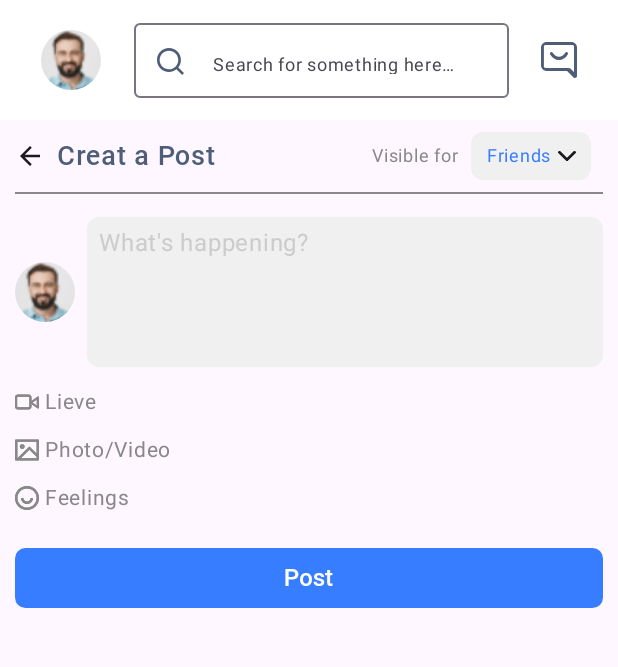
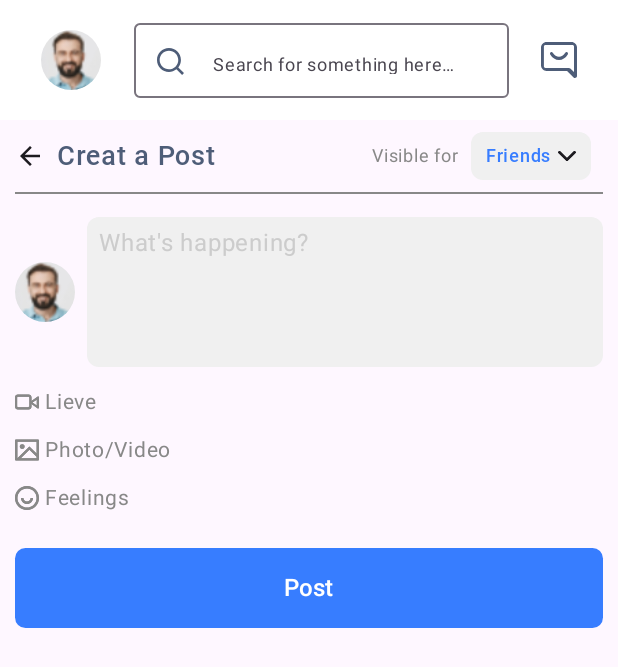
Before and after one commit to saif-uddin-shrabon/Meetmax, an Android app built with Jetpack Compose: the MainScreen screen opened through its navigation route, after a tap on "What's happening?", on a phone screen of 412 x 824 dp. Shown: the top 667 px of the screen. Run offline under Robolectric (Android 15) with nearby library versions, the phone set to English and light mode, and no system bars; our stand-ins replace Dagger/Hilt's generated code, Firebase (no records; nobody signed in at launch, a user with empty details on screens opened directly), livedata-compose; pictures from the network do not load.

Commit message:
Creat Post Functionality

```diff
--- a/app/src/main/java/com/lilab/meetmax/Pages/AppComponent/MainActivity.kt
+++ b/app/src/main/java/com/lilab/meetmax/Pages/AppComponent/MainActivity.kt
@@ -9,6 +9,7 @@ import androidx.navigation.compose.rememberNavController
 import com.lilab.meetmax.Pages.Navigation.Destination
 import com.lilab.meetmax.Pages.Navigation.MainNavigation
 import com.lilab.meetmax.ViewModel.AuthViewModel
+import com.lilab.meetmax.ViewModel.PostViewModel
 import com.lilab.meetmax.ui.theme.MeetmaxTheme
 import dagger.hilt.android.AndroidEntryPoint
 
@@ -19,11 +20,12 @@ class MainActivity : ComponentActivity() {
     override fun onCreate(savedInstanceState: Bundle?) {
         super.onCreate(savedInstanceState)
         val authViewModel: AuthViewModel by viewModels()
+        val postViewModel: PostViewModel by viewModels()
         setContent {
            MeetmaxTheme {
                Surface {
                    val navController = rememberNavController()
-                   MainNavigation(authViewModel = authViewModel, navController = navController, startDestination = Destination.Login )
+                   MainNavigation(authViewModel = authViewModel, postViewModel = postViewModel, navController = navController, startDestination = Destination.Login )
                }
            }
 
--- a/app/src/main/java/com/lilab/meetmax/Pages/AppComponent/PostItem.kt
+++ b/app/src/main/java/com/lilab/meetmax/Pages/AppComponent/PostItem.kt
@@ -1,5 +1,6 @@
 package com.lilab.meetmax.Pages.AppComponent
 
+import android.net.Uri
 import androidx.compose.foundation.Image
 import androidx.compose.foundation.background
 import androidx.compose.foundation.layout.Arrangement
@@ -34,11 +35,12 @@ import androidx.compose.ui.text.font.FontFamily
 import androidx.compose.ui.text.font.FontWeight
 import androidx.compose.ui.unit.dp
 import androidx.compose.ui.unit.sp
+import coil.compose.rememberAsyncImagePainter
 import com.lilab.meetmax.R
 import com.lilab.meetmax.ui.theme.LightColorScheme
 
 @Composable
-fun PostItem() {
+fun PostItem(content: String, image: String?) {
          Surface(
                 modifier = Modifier
                     .fillMaxWidth()
@@ -52,7 +54,7 @@ fun PostItem() {
              ) {
 
                  UserDetails()
-                 PostContetnt()
+                 PostContetnt(content = content, Image = image)
                  ReactionsSection()
                  ActionPerpormer()
                  Comments()
@@ -111,12 +113,14 @@ fun UserDetails(){
 }
 
 @Composable
-private fun PostContetnt() {
+private fun PostContetnt( content : String, Image: String?) {
 
     Spacer(modifier = Modifier.height(4.dp))
+    val imageUri = Uri.parse(Image)
 
     Text(
-        text = "If you think adventure is dangerous, try routine, it’s lethal Paulo Coelho! Good morning all friends.",
+       // text = "If you think adventure is dangerous, try routine, it’s lethal Paulo Coelho! Good morning all friends.",
+       text = content,
         fontFamily = FontFamily(Font(R.font.robotoregular, FontWeight.Normal)),
         fontSize = 14.sp,
         color = LightColorScheme.tertiary
@@ -125,7 +129,7 @@ private fun PostContetnt() {
     Spacer(modifier = Modifier.height(8.dp))
 
     Image(
-        painter = painterResource(id = R.drawable.profile),
+        painter = rememberAsyncImagePainter(imageUri),
         contentDescription = "profile",
 
         modifier = Modifier
@@ -331,5 +335,5 @@ fun Comments(){
 @Preview(showBackground = true, heightDp = 640, widthDp = 360)
 @Composable
 fun PostItemPreview() {
-    PostItem()
+    //PostItem()
 }
--- a/app/src/main/java/com/lilab/meetmax/Pages/MainPages/CreatPost.kt
+++ b/app/src/main/java/com/lilab/meetmax/Pages/MainPages/CreatPost.kt
@@ -1,9 +1,11 @@
 package com.lilab.meetmax.Pages.MainPages
 
 import android.net.Uri
+import android.util.Log
 import android.widget.Toast
 import androidx.activity.compose.rememberLauncherForActivityResult
 import androidx.activity.result.contract.ActivityResultContracts
+import androidx.compose.animation.AnimatedVisibility
 import androidx.compose.foundation.Image
 import androidx.compose.foundation.background
 import androidx.compose.foundation.clickable
@@ -23,6 +25,9 @@ import androidx.compose.foundation.shape.CircleShape
 import androidx.compose.foundation.shape.RoundedCornerShape
 import androidx.compose.foundation.text.BasicTextField
 import androidx.compose.foundation.verticalScroll
+import androidx.compose.material3.Button
+import androidx.compose.material3.ButtonDefaults
+import androidx.compose.material3.CircularProgressIndicator
 import androidx.compose.material3.Divider
 import androidx.compose.material3.Icon
 import androidx.compose.material3.Surface
@@ -47,16 +52,17 @@ import androidx.compose.ui.unit.sp
 import androidx.navigation.NavHostController
 import androidx.navigation.compose.rememberNavController
 import com.lilab.meetmax.Pages.AppComponent.BasicTextFiledWithHint
-import com.lilab.meetmax.Pages.AppComponent.CustomButton
 import com.lilab.meetmax.Pages.AppComponent.MediaSelector
 import com.lilab.meetmax.Pages.AppComponent.ToolbarSection
 import com.lilab.meetmax.Pages.Navigation.Destination
 import com.lilab.meetmax.R
+import com.lilab.meetmax.ViewModel.PostViewModel
+import com.lilab.meetmax.services.model.PostData
 import com.lilab.meetmax.services.utils.PermissionManager
 import com.lilab.meetmax.ui.theme.LightColorScheme
 
 @Composable
-fun CreatPost(navHostController: NavHostController) {
+fun CreatPost(navHostController: NavHostController,postViewModel: PostViewModel) {
 
 
 
@@ -72,13 +78,17 @@ fun CreatPost(navHostController: NavHostController) {
        ) {
            ToolbarSection()
 
-           CreatePostScreen(navHostController)
+           CreatePostScreen(navHostController,postViewModel)
        }
     }
 }
 
 @Composable
-fun CreatePostScreen(navHostController: NavHostController){
+fun CreatePostScreen(navHostController: NavHostController,postViewModel: PostViewModel){
+
+    var textValue by remember { mutableStateOf("") }
+    var imageUri by remember { mutableStateOf<Uri?>(null) }
+    var isLoading by remember { mutableStateOf(false) }
 
 
      Column(
@@ -95,14 +105,51 @@ fun CreatePostScreen(navHostController: NavHostController){
                  modifier = Modifier.fillMaxWidth()
              )
             Spacer(modifier = Modifier.height(15.dp))
-            PostContent()
+            PostContent(textValue = textValue, onTextChager = { textValue = it })
             Spacer(modifier = Modifier.height(8.dp))
-            ActionPerformer()
+            ActionPerformer(imageUri = imageUri, onImageSelected = { imageUri = it })
            Spacer(modifier = Modifier.height(18.dp) )
-           CustomButton(
-                text = "Post",
-                onClick = {},
-           )
+
+           AnimatedVisibility(!isLoading) {
+             Button(
+                 modifier = Modifier
+                     .fillMaxWidth()
+                     .height(53.dp),
+                 shape = RoundedCornerShape(7.dp),
+                 colors = ButtonDefaults.buttonColors(
+                     containerColor = LightColorScheme.primary,
+                     contentColor = Color.White
+                 ),
+                 onClick = {
+                     Log.d("PostIMG", imageUri.toString())
+                     postViewModel.uploadPost(textValue, imageUri.toString())
+
+                     // Clearing the text and image after post
+                        textValue = ""
+                        imageUri = null
+                     navHostController.navigate(Destination.MainScreen) {
+                         popUpTo(Destination.MainScreen) {
+                             inclusive = true
+                         }
+                     }
+                 },
+             ) {
+                 Text(
+                     modifier = Modifier.padding(vertical = 5.dp),
+                     text = "Post",
+                     fontSize = 16.sp
+                 )
+             }
+
+         }
+
+         if (isLoading) {
+             Spacer(modifier = Modifier.height(5.dp))
+             CircularProgressIndicator(
+                 modifier = Modifier.align(Alignment.CenterHorizontally),
+                 color = Color.Black,
+             )
+         }
 
      }
 
@@ -110,6 +157,7 @@ fun CreatePostScreen(navHostController: NavHostController){
 
 @Composable
 fun HeadingSectionOfCreatPost(navHostController: NavHostController){
+
 
     Row (
         modifier = Modifier
@@ -164,6 +212,7 @@ fun HeadingSectionOfCreatPost(navHostController: NavHostController){
                 Text(
                     text = "Friends",
                     fontSize = 12.sp,
+                    fontFamily = FontFamily(Font(R.font.rmedium, FontWeight.Medium)),
                     color = LightColorScheme.secondary,
                 )
                 Spacer(modifier = Modifier.width(4.dp))
@@ -185,9 +234,10 @@ fun HeadingSectionOfCreatPost(navHostController: NavHostController){
 
 
 @Composable
-fun PostContent(){
+fun PostContent(textValue: String, onTextChager: (String) -> Unit = {}){
     var isEnabled by remember { mutableStateOf(false) }
-    var textValue by remember { mutableStateOf("") }
+
+
     Row(
         verticalAlignment = Alignment.CenterVertically,
         modifier = Modifier
@@ -212,7 +262,7 @@ fun PostContent(){
             hint = "What's happening?",
             value = textValue,
             onValueChange = {
-                textValue = it
+                onTextChager(it)
                 isEnabled = true
             },
 
@@ -227,16 +277,18 @@ fun PostContent(){
 
 
 @Composable
-fun ActionPerformer(){
+fun ActionPerformer(
+    imageUri: Uri?,
+    onImageSelected: (Uri?) -> Unit){
+    val videoUri: Uri? = null
 
 
     val context = LocalContext.current
 
-    var imageUri by remember { mutableStateOf<Uri?>(null) }
-    var videoUri by remember { mutableStateOf<Uri?>(null) }
-
     val permissions = PermissionManager.getPermissionRequest()
-    val launcher = rememberLauncherForActivityResult(ActivityResultContracts.GetContent()) { uri: Uri? -> imageUri = uri }
+    val launcher = rememberLauncherForActivityResult(ActivityResultContracts.GetContent()) {
+        onImageSelected(it)
+    }
     val permissionLauncher = rememberLauncherForActivityResult(ActivityResultContracts.RequestMultiplePermissions()) { permission ->
         val allGranted = permission.all { it.value }
         if (allGranted) {
@@ -255,7 +307,7 @@ fun ActionPerformer(){
         context = context,
         imageUri = imageUri,
         videoUri = videoUri,
-        onImageSelected = { imageUri = it },
+         onImageSelected = { onImageSelected(it)},
         permissions = permissions,
         imageLauncher = launcher,
         permissionLauncher = permissionLauncher
@@ -274,5 +326,5 @@ fun ActionPerformer(){
 @Composable
 fun CreatPostPreview() {
     val mockNavController = rememberNavController()
-    CreatPost(mockNavController)
+  //  CreatPost(mockNavController, PostViewModel())
 }
--- a/app/src/main/java/com/lilab/meetmax/Pages/MainPages/HomePage.kt
+++ b/app/src/main/java/com/lilab/meetmax/Pages/MainPages/HomePage.kt
@@ -17,6 +17,9 @@ import androidx.compose.material3.OutlinedTextField
 import androidx.compose.material3.Scaffold
 import androidx.compose.material3.Text
 import androidx.compose.runtime.Composable
+import androidx.compose.runtime.LaunchedEffect
+import androidx.compose.runtime.getValue
+import androidx.compose.runtime.livedata.observeAsState
 import androidx.compose.ui.Alignment
 import androidx.compose.ui.Modifier
 import androidx.compose.ui.res.painterResource
@@ -28,17 +31,26 @@ import androidx.compose.ui.unit.sp
 import androidx.navigation.NavController
 import androidx.navigation.NavHostController
 import androidx.navigation.compose.rememberNavController
+import com.lilab.meetmax.Pages.AppComponent.NoPostFound
 import com.lilab.meetmax.Pages.AppComponent.PostItem
 import com.lilab.meetmax.Pages.AppComponent.PostSectionCard
 import com.lilab.meetmax.Pages.AppComponent.StoryComponent
 import com.lilab.meetmax.Pages.AppComponent.ToolbarSection
 import com.lilab.meetmax.R
+import com.lilab.meetmax.ViewModel.PostViewModel
+import com.lilab.meetmax.services.utils.NetworkResult
 import com.lilab.meetmax.ui.theme.LightColorScheme
+import kotlinx.coroutines.launch
 
 @Composable
-fun HomePage(modifier: Modifier = Modifier, navHostController: NavHostController) {
+fun HomePage(modifier: Modifier = Modifier, navHostController: NavHostController, postViewModel: PostViewModel) {
 
-    val state = rememberScrollState()
+
+    // Fetching all posts
+    postViewModel.getAllPosts()
+    val posts by postViewModel.postList.observeAsState()
+
+
    Scaffold {it ->
          Column(
               modifier = modifier
@@ -64,9 +76,21 @@ fun HomePage(modifier: Modifier = Modifier, navHostController: NavHostController
                     }
 
 
-                 items(10) {
-                     PostItem()
-                 }
+
+
+                    items(posts?.size ?: 0) { index ->
+                        if (index == 0 && posts == null) {
+                            NoPostFound()
+                        }else{
+                            posts?.get(index)?.let { it1 ->
+                                PostItem(
+                                    content = it1.content,
+                                    image = posts!![index].image
+                                )
+                            }
+                        }
+
+                    }
              }
 
 
@@ -117,6 +141,6 @@ fun SearchBar(){
 @Composable
 fun HomePagePreview() {
 //
-     val mockNavController = rememberNavController()
-    HomePage(navHostController = mockNavController)
+//     val mockNavController = rememberNavController()
+//     HomePage(navHostController = mockNavController)
 }
--- a/app/src/main/java/com/lilab/meetmax/Pages/MainPages/MainScreen.kt
+++ b/app/src/main/java/com/lilab/meetmax/Pages/MainPages/MainScreen.kt
@@ -32,9 +32,10 @@ import androidx.navigation.compose.rememberNavController
 import com.lilab.meetmax.Pages.AuthPages.LoginPage
 import com.lilab.meetmax.Pages.Navigation.NavItem
 import com.lilab.meetmax.R
+import com.lilab.meetmax.ViewModel.PostViewModel
 
 @Composable
-fun MainScreen(modifier: Modifier = Modifier, navHostController: NavHostController) {
+fun MainScreen(modifier: Modifier = Modifier, navHostController: NavHostController,postViewModel: PostViewModel) {
     val navItems = listOf(
         NavItem("Feed", R.drawable.feed,0),
         NavItem("My Community", R.drawable.community,0),
@@ -96,15 +97,15 @@ fun MainScreen(modifier: Modifier = Modifier, navHostController: NavHostControll
             }
         }
     ) { innerPadding ->
-        ContentScreen(modifier = Modifier.padding(innerPadding),selectedIndex, navHostController = navHostController)
+        ContentScreen(modifier = Modifier.padding(innerPadding),selectedIndex, navHostController = navHostController, postViewModel = postViewModel)
     }
 
 }
 
 @Composable
-fun ContentScreen(modifier: Modifier = Modifier,selectedIndex : Int, navHostController: NavHostController) {
+fun ContentScreen(modifier: Modifier = Modifier,selectedIndex : Int, navHostController: NavHostController, postViewModel: PostViewModel) {
     when (selectedIndex) {
-        0 -> HomePage(navHostController= navHostController)
+        0 -> HomePage(navHostController= navHostController, postViewModel = postViewModel)
         1 -> MyCommunity()
         2 -> Explore()
         3 -> Notifications()
--- a/app/src/main/java/com/lilab/meetmax/Pages/Navigation/MainNavigation.kt
+++ b/app/src/main/java/com/lilab/meetmax/Pages/Navigation/MainNavigation.kt
@@ -13,10 +13,11 @@ import com.lilab.meetmax.Pages.MainPages.CreatPost
 import com.lilab.meetmax.Pages.MainPages.HomePage
 import com.lilab.meetmax.Pages.MainPages.MainScreen
 import com.lilab.meetmax.ViewModel.AuthViewModel
+import com.lilab.meetmax.ViewModel.PostViewModel
 
 
 @Composable
-fun MainNavigation(modifier: Modifier = Modifier, authViewModel: AuthViewModel, navController: NavHostController, startDestination: Destination) {
+fun MainNavigation(modifier: Modifier = Modifier, authViewModel: AuthViewModel,postViewModel: PostViewModel, navController: NavHostController, startDestination: Destination) {
 
     val navController = rememberNavController()
 
@@ -51,16 +52,24 @@ fun MainNavigation(modifier: Modifier = Modifier, authViewModel: AuthViewModel,
 
         composable<Destination.MainScreen>{
             MainScreen(
-                navHostController = navController
+                navHostController = navController,
+                postViewModel = postViewModel
+
             )
         }
 
         composable<Destination.CreatPost>{
-            CreatPost(navController)
+            CreatPost(
+                navController,
+                postViewModel
+            )
         }
 
         composable<Destination.HomePage>{
-            HomePage(navHostController = navController)
+            HomePage(
+                navHostController = navController,
+                postViewModel = postViewModel
+            )
         }
 
 
--- /dev/null
+++ b/app/src/main/java/com/lilab/meetmax/ViewModel/PostViewModel.kt
@@ -0,0 +1,34 @@
+package com.lilab.meetmax.ViewModel
+
+import android.net.Uri
+import androidx.lifecycle.LiveData
+import androidx.lifecycle.ViewModel
+import androidx.lifecycle.viewModelScope
+import com.lilab.meetmax.services.local.MeetLocalDatabase
+import com.lilab.meetmax.services.model.PostData
+import com.lilab.meetmax.services.repository.CreatPostRepository
+import dagger.hilt.android.lifecycle.HiltViewModel
+import kotlinx.coroutines.launch
+import javax.inject.Inject
+
+@HiltViewModel
+class PostViewModel @Inject constructor(
+    private val creatPostRepository: CreatPostRepository
+) : ViewModel(){
+
+    val postList : LiveData<List<PostData>> = creatPostRepository.todoList
+
+    fun uploadPost(content : String, image : String){
+       viewModelScope.launch {
+           creatPostRepository.uploadPost(content, image)
+       }
+    }
+
+    fun getAllPosts(){
+        viewModelScope.launch {
+            creatPostRepository.getAllPosts()
+        }
+    }
+
+
+}
--- a/app/src/main/java/com/lilab/meetmax/services/repository/CreatPostRepository.kt
+++ b/app/src/main/java/com/lilab/meetmax/services/repository/CreatPostRepository.kt
@@ -1,13 +1,34 @@
 package com.lilab.meetmax.services.repository
 
+import android.net.Network
 import android.net.Uri
+import androidx.lifecycle.LiveData
+import androidx.lifecycle.MutableLiveData
+import com.lilab.meetmax.services.local.MeetLocalDatabase
+import com.lilab.meetmax.services.model.PostData
+import com.lilab.meetmax.services.utils.NetworkResult
 import javax.inject.Inject
 
 class CreatPostRepository @Inject constructor(
+  private val meetLocalDatabase: MeetLocalDatabase
+){
 
-){
-    suspend fun uploadPost(content: String, image: Uri?){
-        // upload post to firebase
+    private var _todoList = MutableLiveData<List<PostData>>()
+    val todoList : LiveData<List<PostData>> = _todoList
+
+
+    suspend fun uploadPost(content : String, image : String){
+        meetLocalDatabase.postDao().insertPost(PostData(content = content, image = image))
     }
 
+    fun getAllPosts(){
+        meetLocalDatabase.postDao().getAllPosts().observeForever {
+            _todoList.postValue(it)
+        }
+    }
+
+
+
+
+
 }
--- a/gradle/libs.versions.toml
+++ b/gradle/libs.versions.toml
@@ -16,6 +16,7 @@ lifecycleViewmodelCompose = "2.8.4"
 material3 = "1.2.1"
 materialIconsExtendedAndroid = "1.6.8"
 navigationCompose = "2.8.0-beta05"
+roomCompiler = "2.6.1"
 runtimeLivedata = "1.6.8"
 uiText = "1.6.8"
 googleServices = "4.4.2"
@@ -29,6 +30,9 @@ androidx-lifecycle-livedata-ktx = { module = "androidx.lifecycle:lifecycle-lived
 androidx-lifecycle-runtime-compose = { module = "androidx.lifecycle:lifecycle-runtime-compose", version.ref = "lifecycleViewmodelCompose" }
 androidx-lifecycle-viewmodel-compose = { module = "androidx.lifecycle:lifecycle-viewmodel-compose", version.ref = "lifecycleViewmodelCompose" }
 androidx-material-icons-extended-android = { module = "androidx.compose.material:material-icons-extended-android", version.ref = "materialIconsExtendedAndroid" }
+androidx-room-compiler = { module = "androidx.room:room-compiler", version.ref = "roomCompiler" }
+androidx-room-ktx = { module = "androidx.room:room-ktx", version.ref = "roomCompiler" }
+androidx-room-runtime = { module = "androidx.room:room-runtime", version.ref = "roomCompiler" }
 androidx-runtime-livedata = { module = "androidx.compose.runtime:runtime-livedata", version.ref = "runtimeLivedata" }
 androidx-ui-text = { module = "androidx.compose.ui:ui-text", version.ref = "uiText" }
 coil-compose = { module = "io.coil-kt:coil-compose", version.ref = "coilCompose" }
```
Also changed, not shown: app/build.gradle.kts (+8 -1 lines), app/src/main/java/com/lilab/meetmax/Pages/AppComponent/CommonCmponent.kt (+52 -32 lines), app/src/main/java/com/lilab/meetmax/ViewModel/CreatPostViewModel.kt (deleted, +0 -19 lines), app/src/main/java/com/lilab/meetmax/services/di/AppModule.kt (+15 -0 lines), app/src/main/java/com/lilab/meetmax/services/local/MeetLocalDatabase.kt (added, +20 -0 lines), app/src/main/java/com/lilab/meetmax/services/local/PostDao.kt (added, +19 -0 lines), app/src/main/java/com/lilab/meetmax/services/model/PostData.kt (added, +15 -0 lines), app/src/main/res/drawable/nopostfound.png (added).
